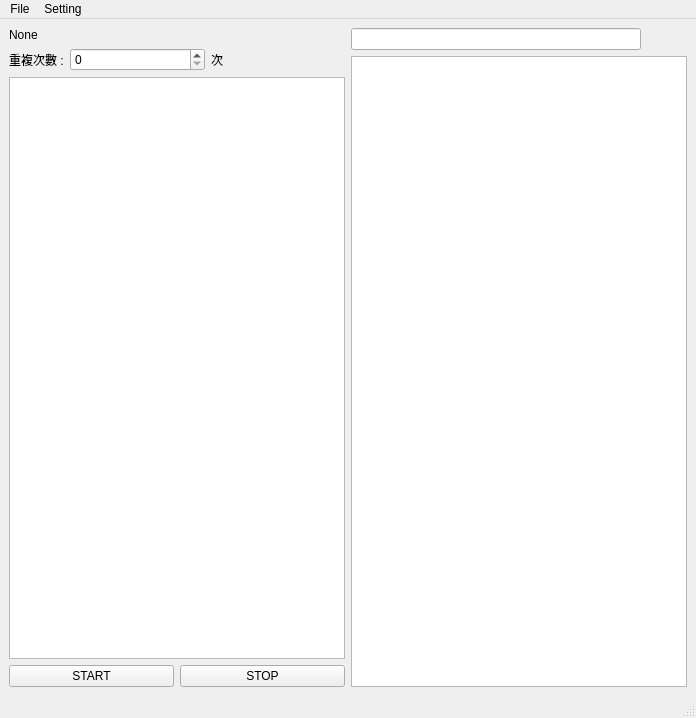
This is gui/main.ui in nervouswizard/Pmagic as Qt 5 draws it before an edit. The edited form follows.
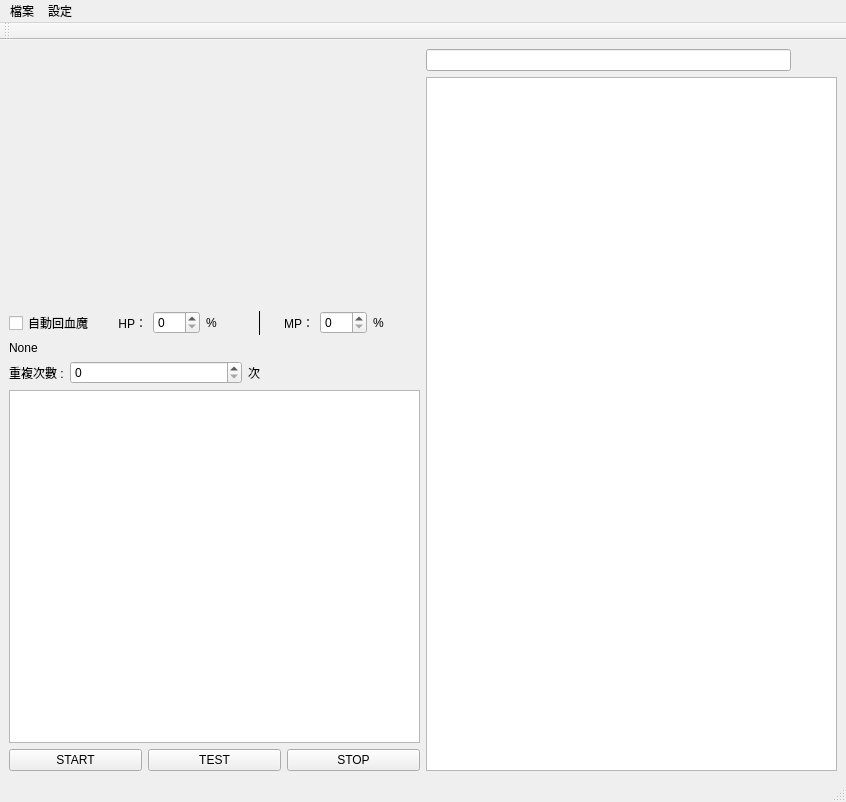
This is the edited form. Icons and pictures are not drawn.

What changed in the file:
```diff
--- a/gui/main.ui
+++ b/gui/main.ui
@@ -6,8 +6,8 @@
    <rect>
     <x>0</x>
     <y>0</y>
-    <width>696</width>
-    <height>718</height>
+    <width>846</width>
+    <height>802</height>
    </rect>
   </property>
   <property name="windowTitle">
@@ -19,9 +19,124 @@
   <widget class="QWidget" name="centralwidget">
    <layout class="QGridLayout" name="gridLayout">
     <item row="0" column="0">
-     <layout class="QHBoxLayout" name="horizontalLayout_4">
-      <item>
        <layout class="QVBoxLayout" name="verticalLayout">
+      <item>
+       <widget class="QLabel" name="minimap_label">
+        <property name="sizePolicy">
+         <sizepolicy hsizetype="Preferred" vsizetype="Preferred">
+          <horstretch>0</horstretch>
+          <verstretch>0</verstretch>
+         </sizepolicy>
+        </property>
+        <property name="minimumSize">
+         <size>
+          <width>200</width>
+          <height>150</height>
+         </size>
+        </property>
+        <property name="baseSize">
+         <size>
+          <width>0</width>
+          <height>0</height>
+         </size>
+        </property>
+        <property name="mouseTracking">
+         <bool>false</bool>
+        </property>
+        <property name="text">
+         <string/>
+        </property>
+       </widget>
+      </item>
+      <item>
+       <widget class="QLabel" name="hpmp_label">
+        <property name="sizePolicy">
+         <sizepolicy hsizetype="Preferred" vsizetype="Preferred">
+          <horstretch>0</horstretch>
+          <verstretch>0</verstretch>
+         </sizepolicy>
+        </property>
+        <property name="minimumSize">
+         <size>
+          <width>200</width>
+          <height>100</height>
+         </size>
+        </property>
+        <property name="baseSize">
+         <size>
+          <width>0</width>
+          <height>0</height>
+         </size>
+        </property>
+        <property name="text">
+         <string/>
+        </property>
+       </widget>
+      </item>
+      <item>
+       <layout class="QHBoxLayout" name="horizontalLayout_4">
+        <item>
+         <widget class="QCheckBox" name="auto_hpmp_check">
+          <property name="text">
+           <string>自動回血魔</string>
+          </property>
+         </widget>
+        </item>
+        <item>
+         <widget class="QLabel" name="label_3">
+          <property name="layoutDirection">
+           <enum>Qt::LeftToRight</enum>
+          </property>
+          <property name="text">
+           <string>HP：</string>
+          </property>
+          <property name="alignment">
+           <set>Qt::AlignRight|Qt::AlignTrailing|Qt::AlignVCenter</set>
+          </property>
+         </widget>
+        </item>
+        <item>
+         <widget class="QSpinBox" name="hp_threshold"/>
+        </item>
+        <item>
+         <widget class="QLabel" name="label_5">
+          <property name="text">
+           <string>%</string>
+          </property>
+         </widget>
+        </item>
+        <item>
+         <widget class="Line" name="line">
+          <property name="frameShadow">
+           <enum>QFrame::Plain</enum>
+          </property>
+          <property name="orientation">
+           <enum>Qt::Vertical</enum>
+          </property>
+         </widget>
+        </item>
+        <item>
+         <widget class="QLabel" name="label_4">
+          <property name="text">
+           <string>MP：</string>
+          </property>
+          <property name="alignment">
+           <set>Qt::AlignRight|Qt::AlignTrailing|Qt::AlignVCenter</set>
+          </property>
+         </widget>
+        </item>
+        <item>
+         <widget class="QSpinBox" name="mp_threshold"/>
+        </item>
+        <item>
+         <widget class="QLabel" name="label_6">
+          <property name="text">
+           <string>%</string>
+          </property>
+         </widget>
+        </item>
+       </layout>
+      </item>
         <item>
          <widget class="QLabel" name="selected_script">
           <property name="text">
@@ -61,7 +176,14 @@
          </layout>
         </item>
         <item>
-         <widget class="QListWidget" name="show_running_script_list"/>
+       <widget class="QListWidget" name="show_running_script_list">
+        <property name="sizePolicy">
+         <sizepolicy hsizetype="Expanding" vsizetype="Expanding">
+          <horstretch>1</horstretch>
+          <verstretch>1</verstretch>
+         </sizepolicy>
+        </property>
+       </widget>
         </item>
         <item>
          <layout class="QHBoxLayout" name="horizontalLayout_2">
@@ -72,6 +194,13 @@
             </property>
            </widget>
           </item>
+        <item>
+         <widget class="QPushButton" name="test_button">
+          <property name="text">
+           <string>TEST</string>
+          </property>
+         </widget>
+        </item>
           <item>
            <widget class="QPushButton" name="stop_script">
             <property name="text">
@@ -83,7 +212,7 @@
         </item>
        </layout>
       </item>
-      <item>
+    <item row="0" column="1">
        <layout class="QVBoxLayout" name="verticalLayout_2">
         <item>
          <layout class="QHBoxLayout" name="horizontalLayout">
@@ -128,15 +257,13 @@
        </layout>
       </item>
      </layout>
-    </item>
-   </layout>
   </widget>
   <widget class="QMenuBar" name="menubar">
    <property name="geometry">
     <rect>
      <x>0</x>
      <y>0</y>
-     <width>696</width>
+     <width>846</width>
      <height>21</height>
     </rect>
    </property>
@@ -145,7 +272,7 @@
      <bool>true</bool>
     </property>
     <property name="title">
-     <string>File</string>
+     <string>檔案</string>
     </property>
     <property name="separatorsCollapsible">
      <bool>false</bool>
@@ -157,7 +284,7 @@
    </widget>
    <widget class="QMenu" name="menuSetting">
     <property name="title">
-     <string>Setting</string>
+     <string>設定</string>
     </property>
     <addaction name="actionUse_background_running"/>
     <addaction name="actionFocus_on_window"/>
@@ -167,6 +294,17 @@
    <addaction name="menuSetting"/>
   </widget>
   <widget class="QStatusBar" name="statusbar"/>
+  <widget class="QToolBar" name="toolBar">
+   <property name="windowTitle">
+    <string>toolBar</string>
+   </property>
+   <attribute name="toolBarArea">
+    <enum>TopToolBarArea</enum>
+   </attribute>
+   <attribute name="toolBarBreak">
+    <bool>false</bool>
+   </attribute>
+  </widget>
   <action name="actionNew_script">
    <property name="text">
     <string>New script</string>
```
Left out of the diff: 28 changed lines with no effect on the pictures. Lines whose indentation alone changed are shown as unchanged.
